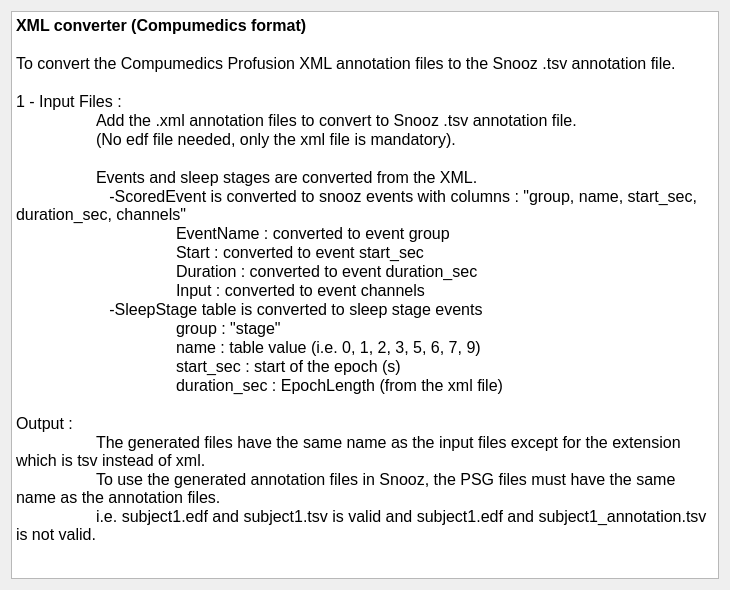
Qt form tools/CEAMSTools/ConvertXMLCompumedics/IntroStep/Ui_IntroStep.ui (SnoozToolbox/snooz-package-ceams) before a commit.
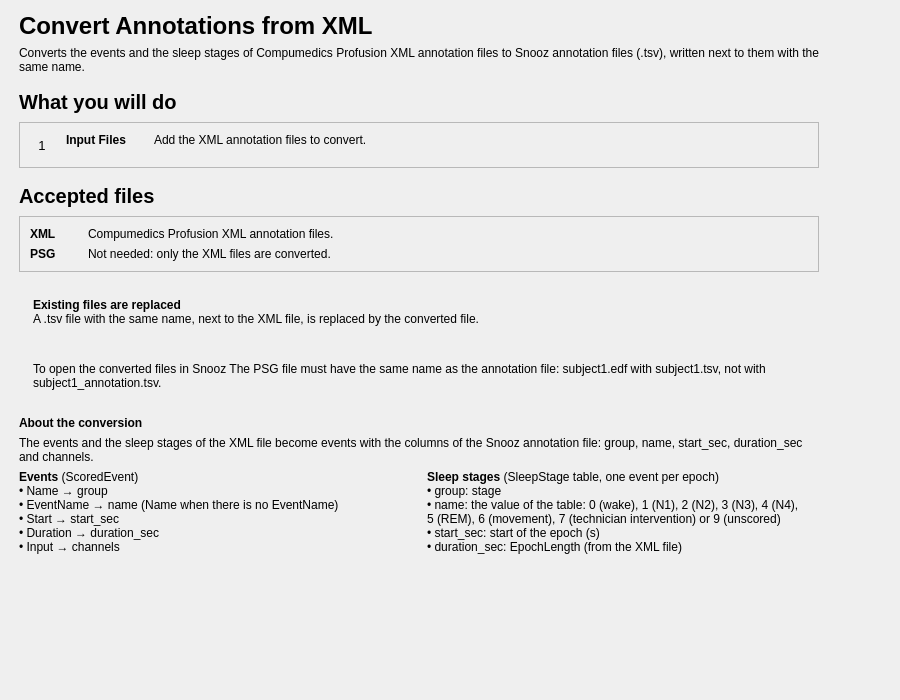
The same form after that commit.

Commit message: Convert Annotations from XML: redesigned pages (tool 2.4.2)

```diff
--- a/tools/CEAMSTools/ConvertXMLCompumedics/IntroStep/Ui_IntroStep.ui
+++ b/tools/CEAMSTools/ConvertXMLCompumedics/IntroStep/Ui_IntroStep.ui
@@ -6,57 +6,513 @@
    <rect>
     <x>0</x>
     <y>0</y>
-    <width>730</width>
-    <height>590</height>
+    <width>900</width>
+    <height>700</height>
    </rect>
   </property>
   <property name="windowTitle">
    <string/>
   </property>
   <layout class="QVBoxLayout" name="verticalLayout">
-   <property name="spacing">
-    <number>25</number>
+   <property name="leftMargin">
+    <number>19</number>
    </property>
+   <property name="topMargin">
+    <number>12</number>
+   </property>
+   <property name="rightMargin">
+    <number>19</number>
+   </property>
+   <property name="bottomMargin">
+    <number>12</number>
+   </property>
    <item>
-    <widget class="QTextEdit" name="textEdit">
-     <property name="readOnly">
-      <bool>true</bool>
+    <layout class="QHBoxLayout" name="content_row" stretch="1,0">
+     <property name="leftMargin">
+      <number>0</number>
      </property>
-     <property name="html">
-      <string>&lt;!DOCTYPE HTML PUBLIC &quot;-//W3C//DTD HTML 4.0//EN&quot; &quot;http://www.w3.org/TR/REC-html40/strict.dtd&quot;&gt;
-&lt;html&gt;&lt;head&gt;&lt;meta name=&quot;qrichtext&quot; content=&quot;1&quot; /&gt;&lt;meta charset=&quot;utf-8&quot; /&gt;&lt;style type=&quot;text/css&quot;&gt;
-p, li { white-space: pre-wrap; }
-hr { height: 1px; border-width: 0; }
-li.unchecked::marker { content: &quot;\2610&quot;; }
-li.checked::marker { content: &quot;\2612&quot;; }
-&lt;/style&gt;&lt;/head&gt;&lt;body style=&quot; font-size:12pt; font-weight:400; font-style:normal;&quot;&gt;
-&lt;p style=&quot; margin-top:0px; margin-bottom:0px; margin-left:0px; margin-right:0px; -qt-block-indent:0; text-indent:0px;&quot;&gt;&lt;span style=&quot; font-weight:600;&quot;&gt;XML converter (Compumedics format)&lt;/span&gt;&lt;/p&gt;
-&lt;p style=&quot;-qt-paragraph-type:empty; margin-top:0px; margin-bottom:0px; margin-left:0px; margin-right:0px; -qt-block-indent:0; text-indent:0px;&quot;&gt;&lt;br /&gt;&lt;/p&gt;
-&lt;p style=&quot; margin-top:0px; margin-bottom:0px; margin-left:0px; margin-right:0px; -qt-block-indent:0; text-indent:0px;&quot;&gt;To convert the Compumedics Profusion XML annotation files to the Snooz .tsv annotation file.&lt;/p&gt;
-&lt;p style=&quot;-qt-paragraph-type:empty; margin-top:0px; margin-bottom:0px; margin-left:0px; margin-right:0px; -qt-block-indent:0; text-indent:0px;&quot;&gt;&lt;br /&gt;&lt;/p&gt;
-&lt;p style=&quot; margin-top:0px; margin-bottom:0px; margin-left:0px; margin-right:0px; -qt-block-indent:0; text-indent:0px;&quot;&gt;1 - Input Files : &lt;/p&gt;
-&lt;p style=&quot; margin-top:0px; margin-bottom:0px; margin-left:0px; margin-right:0px; -qt-block-indent:0; text-indent:0px;&quot;&gt;	Add the .xml annotation files to convert to Snooz .tsv annotation file.&lt;/p&gt;
-&lt;p style=&quot; margin-top:0px; margin-bottom:0px; margin-left:0px; margin-right:0px; -qt-block-indent:0; text-indent:0px;&quot;&gt;	(No edf file needed, only the xml file is mandatory).&lt;/p&gt;
-&lt;p style=&quot;-qt-paragraph-type:empty; margin-top:0px; margin-bottom:0px; margin-left:0px; margin-right:0px; -qt-block-indent:0; text-indent:0px;&quot;&gt;&lt;br /&gt;&lt;/p&gt;
-&lt;p style=&quot; margin-top:0px; margin-bottom:0px; margin-left:0px; margin-right:0px; -qt-block-indent:0; text-indent:0px;&quot;&gt;	Events and sleep stages are converted from the XML.&lt;/p&gt;
-&lt;p style=&quot; margin-top:0px; margin-bottom:0px; margin-left:0px; margin-right:0px; -qt-block-indent:0; text-indent:0px;&quot;&gt;	   -ScoredEvent is converted to snooz events with columns : &amp;quot;group, name, start_sec, duration_sec, channels&amp;quot;&lt;/p&gt;
-&lt;p style=&quot; margin-top:0px; margin-bottom:0px; margin-left:0px; margin-right:0px; -qt-block-indent:0; text-indent:0px;&quot;&gt;	   	EventName : converted to event group&lt;/p&gt;
-&lt;p style=&quot; margin-top:0px; margin-bottom:0px; margin-left:0px; margin-right:0px; -qt-block-indent:0; text-indent:0px;&quot;&gt;	   	Start : converted to event start_sec&lt;/p&gt;
-&lt;p style=&quot; margin-top:0px; margin-bottom:0px; margin-left:0px; margin-right:0px; -qt-block-indent:0; text-indent:0px;&quot;&gt;	   	Duration : converted to event duration_sec&lt;/p&gt;
-&lt;p style=&quot; margin-top:0px; margin-bottom:0px; margin-left:0px; margin-right:0px; -qt-block-indent:0; text-indent:0px;&quot;&gt;	   	Input : converted to event channels&lt;/p&gt;
-&lt;p style=&quot; margin-top:0px; margin-bottom:0px; margin-left:0px; margin-right:0px; -qt-block-indent:0; text-indent:0px;&quot;&gt;	   -SleepStage table is converted to sleep stage events&lt;/p&gt;
-&lt;p style=&quot; margin-top:0px; margin-bottom:0px; margin-left:0px; margin-right:0px; -qt-block-indent:0; text-indent:0px;&quot;&gt;		group : &amp;quot;stage&amp;quot;&lt;/p&gt;
-&lt;p style=&quot; margin-top:0px; margin-bottom:0px; margin-left:0px; margin-right:0px; -qt-block-indent:0; text-indent:0px;&quot;&gt;		name : table value (i.e. 0, 1, 2, 3, 5, 6, 7, 9)&lt;/p&gt;
-&lt;p style=&quot; margin-top:0px; margin-bottom:0px; margin-left:0px; margin-right:0px; -qt-block-indent:0; text-indent:0px;&quot;&gt;		start_sec : start of the epoch (s)&lt;/p&gt;
-&lt;p style=&quot; margin-top:0px; margin-bottom:0px; margin-left:0px; margin-right:0px; -qt-block-indent:0; text-indent:0px;&quot;&gt;		duration_sec : EpochLength (from the xml file)&lt;/p&gt;
-&lt;p style=&quot;-qt-paragraph-type:empty; margin-top:0px; margin-bottom:0px; margin-left:0px; margin-right:0px; -qt-block-indent:0; text-indent:0px;&quot;&gt;&lt;br /&gt;&lt;/p&gt;
-&lt;p style=&quot; margin-top:0px; margin-bottom:0px; margin-left:0px; margin-right:0px; -qt-block-indent:0; text-indent:0px;&quot;&gt;Output : &lt;/p&gt;
-&lt;p style=&quot; margin-top:0px; margin-bottom:0px; margin-left:0px; margin-right:0px; -qt-block-indent:0; text-indent:0px;&quot;&gt;	The generated files have the same name as the input files except for the extension which is tsv instead of xml.&lt;/p&gt;
-&lt;p style=&quot; margin-top:0px; margin-bottom:0px; margin-left:0px; margin-right:0px; -qt-block-indent:0; text-indent:0px;&quot;&gt;	To use the generated annotation files in Snooz, the PSG files must have the same name as the annotation files.&lt;/p&gt;
-&lt;p style=&quot; margin-top:0px; margin-bottom:0px; margin-left:0px; margin-right:0px; -qt-block-indent:0; text-indent:0px;&quot;&gt;	i.e. subject1.edf and subject1.tsv is valid and subject1.edf and subject1_annotation.tsv is not valid. &lt;/p&gt;
-&lt;p style=&quot;-qt-paragraph-type:empty; margin-top:0px; margin-bottom:0px; margin-left:0px; margin-right:0px; -qt-block-indent:0; text-indent:0px;&quot;&gt;&lt;br /&gt;&lt;/p&gt;&lt;/body&gt;&lt;/html&gt;</string>
+     <property name="topMargin">
+      <number>0</number>
      </property>
-    </widget>
+     <property name="rightMargin">
+      <number>0</number>
+     </property>
+     <property name="bottomMargin">
+      <number>0</number>
+     </property>
+     <item>
+      <widget class="QWidget" name="content_widget" native="true">
+       <property name="maximumSize">
+        <size>
+         <width>800</width>
+         <height>16777215</height>
+        </size>
+       </property>
+       <layout class="QVBoxLayout" name="content_layout">
+        <property name="spacing">
+         <number>16</number>
+        </property>
+        <property name="leftMargin">
+         <number>0</number>
+        </property>
+        <property name="topMargin">
+         <number>0</number>
+        </property>
+        <property name="rightMargin">
+         <number>0</number>
+        </property>
+        <property name="bottomMargin">
+         <number>0</number>
+        </property>
+        <item>
+         <layout class="QVBoxLayout" name="header_layout">
+          <property name="spacing">
+           <number>6</number>
+          </property>
+          <item>
+           <widget class="QLabel" name="title_label">
+            <property name="font">
+             <font>
+              <pointsize>18</pointsize>
+              <bold>true</bold>
+             </font>
+            </property>
+            <property name="text">
+             <string>Convert Annotations from XML</string>
+            </property>
+           </widget>
+          </item>
+          <item>
+           <widget class="QLabel" name="subtitle_label">
+            <property name="text">
+             <string>Converts the events and the sleep stages of Compumedics Profusion XML annotation files to Snooz annotation files (.tsv), written next to them with the same name.</string>
+            </property>
+            <property name="wordWrap">
+             <bool>true</bool>
+            </property>
+            <property name="variant" stdset="0">
+             <string notr="true">help</string>
+            </property>
+           </widget>
+          </item>
+         </layout>
+        </item>
+        <item>
+         <layout class="QVBoxLayout" name="steps_section_layout">
+          <property name="spacing">
+           <number>8</number>
+          </property>
+          <item>
+           <widget class="QLabel" name="steps_title_label">
+            <property name="font">
+             <font>
+              <pointsize>15</pointsize>
+              <bold>true</bold>
+             </font>
+            </property>
+            <property name="text">
+             <string>What you will do</string>
+            </property>
+           </widget>
+          </item>
+          <item>
+           <widget class="QFrame" name="steps_card">
+            <property name="frameShape">
+             <enum>QFrame::Shape::StyledPanel</enum>
+            </property>
+            <property name="frameShadow">
+             <enum>QFrame::Shadow::Raised</enum>
+            </property>
+            <layout class="QVBoxLayout" name="steps_card_layout">
+             <property name="spacing">
+              <number>10</number>
+             </property>
+             <property name="leftMargin">
+              <number>10</number>
+             </property>
+             <property name="topMargin">
+              <number>10</number>
+             </property>
+             <property name="rightMargin">
+              <number>10</number>
+             </property>
+             <property name="bottomMargin">
+              <number>10</number>
+             </property>
+             <item>
+              <layout class="QGridLayout" name="steps_grid" columnstretch="0,0,0,1">
+               <property name="horizontalSpacing">
+                <number>12</number>
+               </property>
+               <property name="verticalSpacing">
+                <number>10</number>
+               </property>
+               <item row="0" column="0" alignment="Qt::AlignmentFlag::AlignTop">
+                <widget class="QLabel" name="step_1_number_label">
+                 <property name="font">
+                  <font>
+                   <pointsize>10</pointsize>
+                  </font>
+                 </property>
+                 <property name="text">
+                  <string>1</string>
+                 </property>
+                 <property name="variant" stdset="0">
+                  <string notr="true">step_number</string>
+                 </property>
+                 <property name="minimumSize">
+                  <size>
+                   <width>24</width>
+                   <height>24</height>
+                  </size>
+                 </property>
+                 <property name="maximumSize">
+                  <size>
+                   <width>24</width>
+                   <height>24</height>
+                  </size>
+                 </property>
+                 <property name="alignment">
+                  <set>Qt::AlignmentFlag::AlignCenter</set>
+                 </property>
+                </widget>
+               </item>
+               <item row="0" column="1">
+                <widget class="QLabel" name="step_1_name_label">
+                 <property name="font">
+                  <font>
+                   <bold>true</bold>
+                  </font>
+                 </property>
+                 <property name="text">
+                  <string>Input Files</string>
+                 </property>
+                 <property name="alignment">
+                  <set>Qt::AlignmentFlag::AlignLeading|Qt::AlignmentFlag::AlignLeft|Qt::AlignmentFlag::AlignTop</set>
+                 </property>
+                </widget>
+               </item>
+               <item row="0" column="2">
+                <spacer name="steps_gap">
+                 <property name="orientation">
+                  <enum>Qt::Orientation::Horizontal</enum>
+                 </property>
+                 <property name="sizeType">
+                  <enum>QSizePolicy::Policy::Fixed</enum>
+                 </property>
+                 <property name="sizeHint" stdset="0">
+                  <size>
+                   <width>16</width>
+                   <height>20</height>
+                  </size>
+                 </property>
+                </spacer>
+               </item>
+               <item row="0" column="3">
+                <widget class="QLabel" name="step_1_label">
+                 <property name="text">
+                  <string>Add the XML annotation files to convert.</string>
+                 </property>
+                 <property name="wordWrap">
+                  <bool>true</bool>
+                 </property>
+                 <property name="variant" stdset="0">
+                  <string notr="true">help</string>
+                 </property>
+                 <property name="alignment">
+                  <set>Qt::AlignmentFlag::AlignLeading|Qt::AlignmentFlag::AlignLeft|Qt::AlignmentFlag::AlignTop</set>
+                 </property>
+                </widget>
+               </item>
+              </layout>
+             </item>
+            </layout>
+           </widget>
+          </item>
+         </layout>
+        </item>
+        <item>
+         <layout class="QVBoxLayout" name="files_section_layout">
+          <property name="spacing">
+           <number>8</number>
+          </property>
+          <item>
+           <widget class="QLabel" name="files_title_label">
+            <property name="font">
+             <font>
+              <pointsize>15</pointsize>
+              <bold>true</bold>
+             </font>
+            </property>
+            <property name="text">
+             <string>Accepted files</string>
+            </property>
+           </widget>
+          </item>
+          <item>
+           <widget class="QFrame" name="files_card">
+            <property name="frameShape">
+             <enum>QFrame::Shape::StyledPanel</enum>
+            </property>
+            <property name="frameShadow">
+             <enum>QFrame::Shadow::Raised</enum>
+            </property>
+            <layout class="QVBoxLayout" name="files_card_layout">
+             <property name="spacing">
+              <number>10</number>
+             </property>
+             <property name="leftMargin">
+              <number>10</number>
+             </property>
+             <property name="topMargin">
+              <number>10</number>
+             </property>
+             <property name="rightMargin">
+              <number>10</number>
+             </property>
+             <property name="bottomMargin">
+              <number>10</number>
+             </property>
+             <item>
+              <layout class="QGridLayout" name="files_grid" columnstretch="0,1">
+               <property name="horizontalSpacing">
+                <number>32</number>
+               </property>
+               <property name="verticalSpacing">
+                <number>6</number>
+               </property>
+               <item row="0" column="0">
+                <widget class="QLabel" name="file_1_name_label">
+                 <property name="font">
+                  <font>
+                   <bold>true</bold>
+                  </font>
+                 </property>
+                 <property name="text">
+                  <string>XML</string>
+                 </property>
+                </widget>
+               </item>
+               <item row="0" column="1">
+                <widget class="QLabel" name="file_1_label">
+                 <property name="text">
+                  <string>Compumedics Profusion XML annotation files.</string>
+                 </property>
+                 <property name="wordWrap">
+                  <bool>true</bool>
+                 </property>
+                </widget>
+               </item>
+               <item row="1" column="0">
+                <widget class="QLabel" name="file_2_name_label">
+                 <property name="font">
+                  <font>
+                   <bold>true</bold>
+                  </font>
+                 </property>
+                 <property name="text">
+                  <string>PSG</string>
+                 </property>
+                </widget>
+               </item>
+               <item row="1" column="1">
+                <widget class="QLabel" name="file_2_label">
+                 <property name="text">
+                  <string>Not needed: only the XML files are converted.</string>
+                 </property>
+                 <property name="wordWrap">
+                  <bool>true</bool>
+                 </property>
+                </widget>
+               </item>
+              </layout>
+             </item>
+            </layout>
+           </widget>
+          </item>
+         </layout>
+        </item>
+        <item>
+         <widget class="QFrame" name="replace_warning">
+          <property name="frameShape">
+           <enum>QFrame::Shape::NoFrame</enum>
+          </property>
+          <property name="variant" stdset="0">
+           <string notr="true">warning</string>
+          </property>
+          <layout class="QHBoxLayout" name="replace_warning_layout">
+           <property name="leftMargin">
+            <number>14</number>
+           </property>
+           <property name="topMargin">
+            <number>10</number>
+           </property>
+           <property name="rightMargin">
+            <number>14</number>
+           </property>
+           <property name="bottomMargin">
+            <number>10</number>
+           </property>
+           <item>
+            <widget class="QLabel" name="replace_warning_label">
+             <property name="text">
+              <string>&lt;b&gt;Existing files are replaced&lt;/b&gt;&lt;br/&gt;A .tsv file with the same name, next to the XML file, is replaced by the converted file.</string>
+             </property>
+             <property name="textFormat">
+              <enum>Qt::TextFormat::RichText</enum>
+             </property>
+             <property name="wordWrap">
+              <bool>true</bool>
+             </property>
+            </widget>
+           </item>
+          </layout>
+         </widget>
+        </item>
+        <item>
+         <widget class="QFrame" name="filename_info">
+          <property name="frameShape">
+           <enum>QFrame::Shape::NoFrame</enum>
+          </property>
+          <property name="variant" stdset="0">
+           <string notr="true">info</string>
+          </property>
+          <layout class="QHBoxLayout" name="filename_info_layout">
+           <property name="leftMargin">
+            <number>14</number>
+           </property>
+           <property name="topMargin">
+            <number>10</number>
+           </property>
+           <property name="rightMargin">
+            <number>14</number>
+           </property>
+           <property name="bottomMargin">
+            <number>10</number>
+           </property>
+           <item>
+            <widget class="QLabel" name="filename_info_label">
+             <property name="text">
+              <string>&lt;b&gt;To open the converted files in Snooz&lt;/b&gt;&lt;br/&gt;The PSG file must have the same name as the annotation file: subject1.edf with subject1.tsv, not with subject1_annotation.tsv.</string>
+             </property>
+             <property name="textFormat">
+              <enum>Qt::TextFormat::RichText</enum>
+             </property>
+             <property name="wordWrap">
+              <bool>true</bool>
+             </property>
+            </widget>
+           </item>
+          </layout>
+         </widget>
+        </item>
+        <item>
+         <layout class="QVBoxLayout" name="about_conversion_layout">
+          <property name="spacing">
+           <number>6</number>
+          </property>
+          <item>
+           <widget class="QLabel" name="about_conversion_title_label">
+            <property name="font">
+             <font>
+              <bold>true</bold>
+             </font>
+            </property>
+            <property name="text">
+             <string>About the conversion</string>
+            </property>
+           </widget>
+          </item>
+          <item>
+           <widget class="QLabel" name="about_conversion_label">
+            <property name="text">
+             <string>The events and the sleep stages of the XML file become events with the columns of the Snooz annotation file: group, name, start_sec, duration_sec and channels.</string>
+            </property>
+            <property name="wordWrap">
+             <bool>true</bool>
+            </property>
+            <property name="variant" stdset="0">
+             <string notr="true">help</string>
+            </property>
+           </widget>
+          </item>
+          <item>
+           <layout class="QHBoxLayout" name="conversion_layout" stretch="1,1">
+            <property name="spacing">
+             <number>16</number>
+            </property>
+            <item>
+             <widget class="QLabel" name="events_conversion_label">
+              <property name="text">
+               <string>&lt;b&gt;Events&lt;/b&gt; (ScoredEvent)&lt;br/&gt;• Name → group&lt;br/&gt;• EventName → name (Name when there is no EventName)&lt;br/&gt;• Start → start_sec&lt;br/&gt;• Duration → duration_sec&lt;br/&gt;• Input → channels</string>
+              </property>
+              <property name="textFormat">
+               <enum>Qt::TextFormat::RichText</enum>
+              </property>
+              <property name="wordWrap">
+               <bool>true</bool>
+              </property>
+              <property name="variant" stdset="0">
+               <string notr="true">help</string>
+              </property>
+              <property name="alignment">
+               <set>Qt::AlignmentFlag::AlignLeading|Qt::AlignmentFlag::AlignLeft|Qt::AlignmentFlag::AlignTop</set>
+              </property>
+             </widget>
+            </item>
+            <item>
+             <widget class="QLabel" name="stages_conversion_label">
+              <property name="text">
+               <string>&lt;b&gt;Sleep stages&lt;/b&gt; (SleepStage table, one event per epoch)&lt;br/&gt;• group: stage&lt;br/&gt;• name: the value of the table: 0 (wake), 1 (N1), 2 (N2), 3 (N3), 4 (N4), 5 (REM), 6 (movement), 7 (technician intervention) or 9 (unscored)&lt;br/&gt;• start_sec: start of the epoch (s)&lt;br/&gt;• duration_sec: EpochLength (from the XML file)</string>
+              </property>
+              <property name="textFormat">
+               <enum>Qt::TextFormat::RichText</enum>
+              </property>
+              <property name="wordWrap">
+               <bool>true</bool>
+              </property>
+              <property name="variant" stdset="0">
+               <string notr="true">help</string>
+              </property>
+              <property name="alignment">
+               <set>Qt::AlignmentFlag::AlignLeading|Qt::AlignmentFlag::AlignLeft|Qt::AlignmentFlag::AlignTop</set>
+              </property>
+             </widget>
+            </item>
+           </layout>
+          </item>
+         </layout>
+        </item>
+       </layout>
+      </widget>
+     </item>
+     <item>
+      <spacer name="content_spacer">
+       <property name="orientation">
+        <enum>Qt::Orientation::Horizontal</enum>
+       </property>
+       <property name="sizeHint" stdset="0">
+        <size>
+         <width>40</width>
+         <height>20</height>
+        </size>
+       </property>
+      </spacer>
+     </item>
+    </layout>
+   </item>
+   <item>
+    <spacer name="verticalSpacer">
+     <property name="orientation">
+      <enum>Qt::Orientation::Vertical</enum>
+     </property>
+     <property name="sizeHint" stdset="0">
+      <size>
+       <width>40</width>
+       <height>20</height>
+      </size>
+     </property>
+    </spacer>
    </item>
   </layout>
  </widget>
```
Left out of the diff: 6 changed lines with no effect on the pictures. The commit also changes 6 other files.
